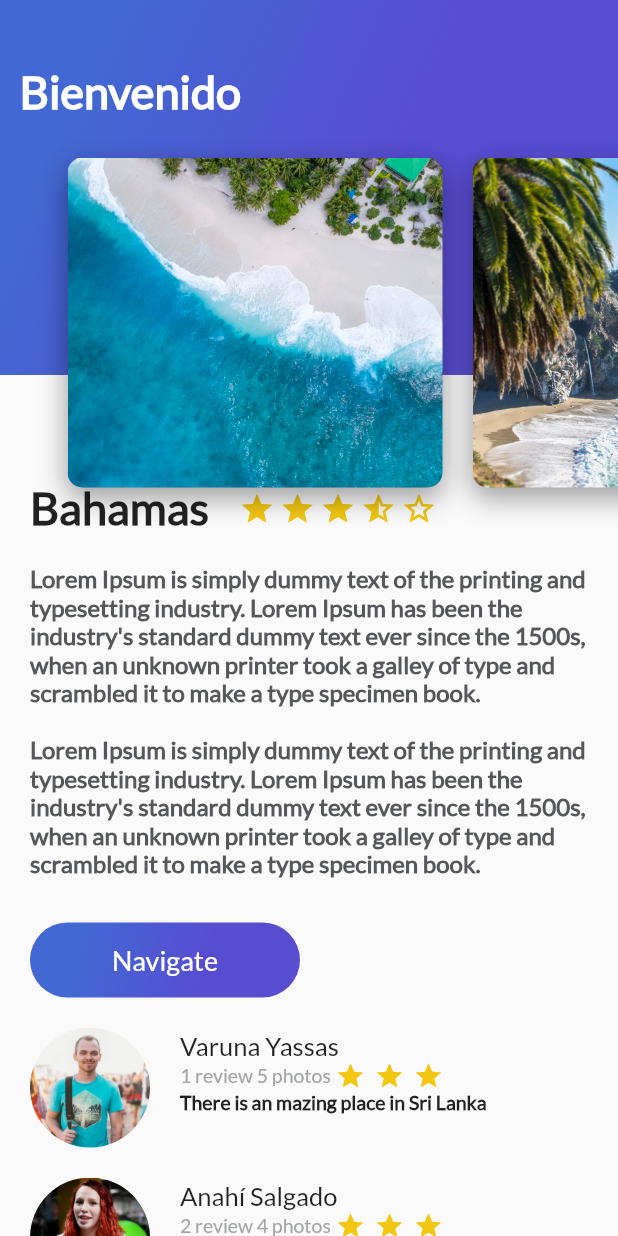
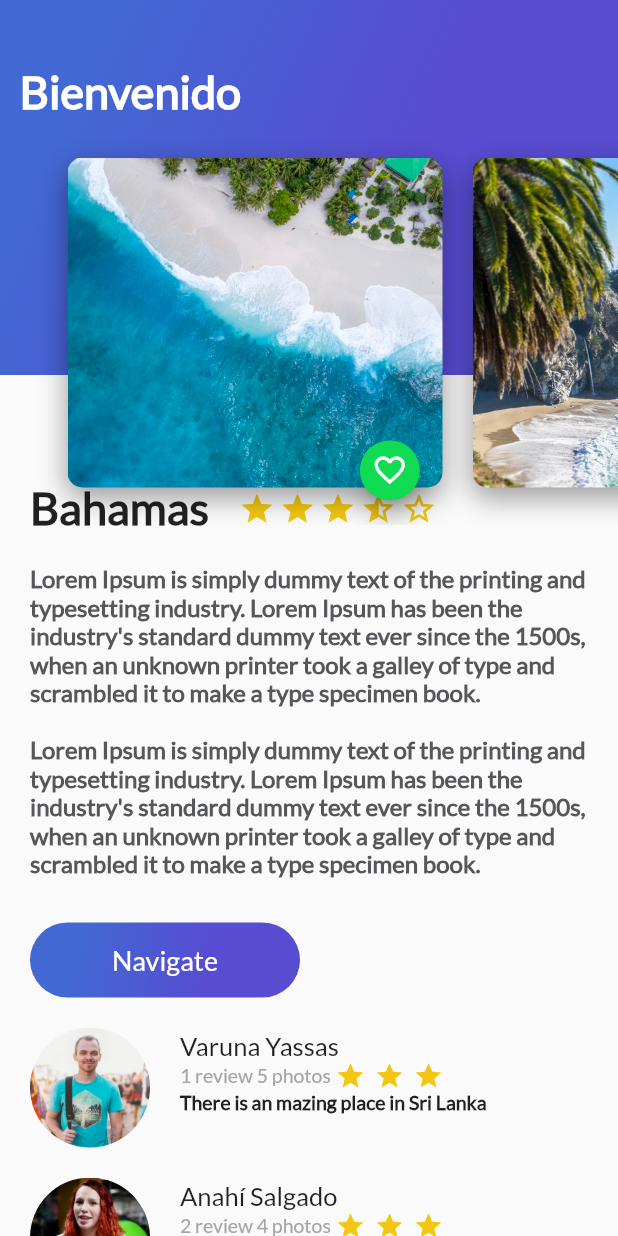
Before and after one commit to jjguitar/PlatziTrips, a Flutter app: the screen it shows after launch, on a phone screen of 412 x 824 dp. Run offline on Flutter 3.47's test engine with Material 2 defaults, Android fonts, the phone set to English and light mode, and no system bars.

Commit message:
floating button

```diff
--- a/lib/card_image.dart
+++ b/lib/card_image.dart
@@ -1,4 +1,5 @@
 import 'package:flutter/material.dart';
+import 'floating_action_button_green.dart';
 
 class CardImage extends StatelessWidget{
 
@@ -34,7 +35,13 @@ class CardImage extends StatelessWidget{
       ),
     );
 
-    return card;
+    return Stack(
+      alignment: Alignment(0.9, 1.1),
+      children: <Widget>[
+        card,
+        FloatingActionButtonGreen()
+      ],
+    );
   }
 
 }
--- /dev/null
+++ b/lib/floating_action_button_green.dart
@@ -0,0 +1,36 @@
+import 'package:flutter/material.dart';
+
+class FloatingActionButtonGreen extends StatefulWidget {
+  @override
+  State<StatefulWidget> createState() {
+    // TODO: implement createState
+    return _FloatingActionButtonGreen();
+  }
+
+}
+
+class _FloatingActionButtonGreen extends State<FloatingActionButtonGreen>{
+
+  bool _pressed = false;
+
+  void onPressedFav() {
+    setState(() {
+      _pressed = !this._pressed;
+    });
+  }
+
+  @override
+  Widget build(BuildContext context) {
+    // TODO: implement build
+    return FloatingActionButton(
+      backgroundColor: Color(0xFF11DA53),
+      mini: true,
+      tooltip: "Fav",
+      onPressed: onPressedFav,
+      child: Icon(
+          this._pressed ? Icons.favorite : Icons.favorite_border
+      ),
+    );
+  }
+
+}
```
